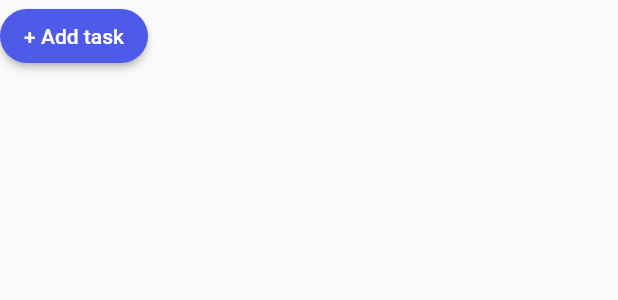
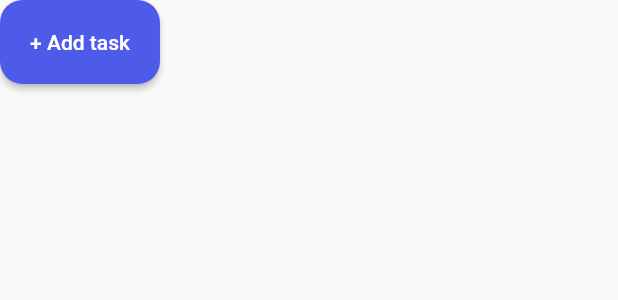
Before and after one commit to JideijeEmeka/my_todo_app, a Flutter app: the MyButton widget shown alone on an empty page, opened directly, on a phone screen of 412 x 824 dp. Shown: the top 300 px of the screen. Run offline on Flutter 3.47's test engine with Material 2 defaults, Android fonts, the phone set to English and light mode, and no system bars; our stand-ins replace date_picker_timeline, flutter_local_notifications, font_awesome_flutter, get, get_storage, google_fonts and 2 more; accounts and stored records are empty.

Commit message:
Build a custom button

```diff
--- a/lib/widgets/button_widget.dart
+++ b/lib/widgets/button_widget.dart
@@ -11,8 +11,9 @@ class MyButton extends StatelessWidget {
     return ElevatedButton(onPressed: onPressed,
         style: ElevatedButton.styleFrom(
           primary: primaryColor,
+          padding: const EdgeInsets.symmetric(horizontal: 20, vertical: 20),
           shape: RoundedRectangleBorder(
-            borderRadius: BorderRadius.circular(20),
+            borderRadius: BorderRadius.circular(15),
           ),
         ),
         child: Text(label, style: const TextStyle(color: Colors.white),));
```
